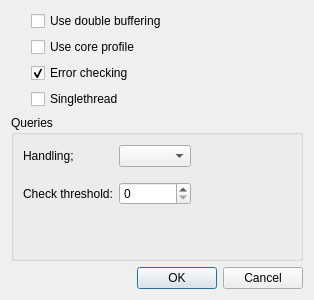
apitrace/apitrace, file gui/ui/retracerdialog.ui: the form before one commit.
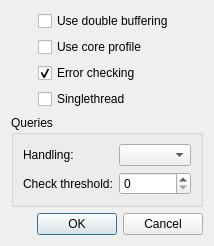
The form after the commit.

Commit message:
Improve the layout of the retracer dialog
The retracer dialog had a lot of weird things going on.
This should improve it so it looks right on all platforms.

```diff
--- a/gui/ui/retracerdialog.ui
+++ b/gui/ui/retracerdialog.ui
@@ -9,8 +9,8 @@
    <rect>
     <x>0</x>
     <y>0</y>
-    <width>314</width>
-    <height>300</height>
+    <width>238</width>
+    <height>282</height>
    </rect>
   </property>
   <property name="windowTitle">
@@ -23,24 +23,14 @@
    <bool>true</bool>
   </property>
   <layout class="QVBoxLayout" name="verticalLayout">
+   <property name="sizeConstraint">
+    <enum>QLayout::SetFixedSize</enum>
+   </property>
    <item>
-    <layout class="QHBoxLayout" name="horizontalLayout">
-     <item>
-      <spacer name="horizontalSpacer">
-       <property name="orientation">
-        <enum>Qt::Horizontal</enum>
-       </property>
-       <property name="sizeType">
-        <enum>QSizePolicy::Fixed</enum>
-       </property>
-       <property name="sizeHint" stdset="0">
-        <size>
-         <width>20</width>
-         <height>20</height>
-        </size>
-       </property>
-      </spacer>
-     </item>
+    <layout class="QVBoxLayout" name="checkboxesLayout">
+     <property name="leftMargin">
+      <number>27</number>
+     </property>
      <item>
       <widget class="QCheckBox" name="doubleBufferingCB">
        <property name="text">
@@ -49,39 +39,6 @@
       </widget>
      </item>
      <item>
-      <spacer name="horizontalSpacer_4">
-       <property name="orientation">
-        <enum>Qt::Horizontal</enum>
-       </property>
-       <property name="sizeHint" stdset="0">
-        <size>
-         <width>48</width>
-         <height>20</height>
-        </size>
-       </property>
-      </spacer>
-     </item>
-    </layout>
-   </item>
-   <item>
-    <layout class="QHBoxLayout" name="horizontalLayout_7">
-     <item>
-      <spacer name="horizontalSpacer_8">
-       <property name="orientation">
-        <enum>Qt::Horizontal</enum>
-       </property>
-       <property name="sizeType">
-        <enum>QSizePolicy::Fixed</enum>
-       </property>
-       <property name="sizeHint" stdset="0">
-        <size>
-         <width>20</width>
-         <height>20</height>
-        </size>
-       </property>
-      </spacer>
-     </item>
-     <item>
       <widget class="QCheckBox" name="coreProfileCB">
        <property name="text">
         <string>Use core profile</string>
@@ -89,39 +46,6 @@
       </widget>
      </item>
      <item>
-      <spacer name="horizontalSpacer_7">
-       <property name="orientation">
-        <enum>Qt::Horizontal</enum>
-       </property>
-       <property name="sizeHint" stdset="0">
-        <size>
-         <width>48</width>
-         <height>20</height>
-        </size>
-       </property>
-      </spacer>
-     </item>
-    </layout>
-   </item>
-   <item>
-    <layout class="QHBoxLayout" name="horizontalLayout_2">
-     <item>
-      <spacer name="horizontalSpacer_2">
-       <property name="orientation">
-        <enum>Qt::Horizontal</enum>
-       </property>
-       <property name="sizeType">
-        <enum>QSizePolicy::Fixed</enum>
-       </property>
-       <property name="sizeHint" stdset="0">
-        <size>
-         <width>20</width>
-         <height>20</height>
-        </size>
-       </property>
-      </spacer>
-     </item>
-     <item>
       <widget class="QCheckBox" name="errorCheckCB">
        <property name="text">
         <string>Error checking</string>
@@ -132,70 +56,18 @@
       </widget>
      </item>
      <item>
-      <spacer name="horizontalSpacer_3">
-       <property name="orientation">
-        <enum>Qt::Horizontal</enum>
-       </property>
-       <property name="sizeHint" stdset="0">
-        <size>
-         <width>78</width>
-         <height>20</height>
-        </size>
-       </property>
-      </spacer>
-     </item>
-    </layout>
-   </item>
-   <item>
-    <layout class="QHBoxLayout" name="horizontalLayout_3">
-     <item>
-      <spacer name="horizontalSpacer_9">
-       <property name="orientation">
-        <enum>Qt::Horizontal</enum>
-       </property>
-       <property name="sizeType">
-        <enum>QSizePolicy::Fixed</enum>
-       </property>
-       <property name="sizeHint" stdset="0">
-        <size>
-         <width>20</width>
-         <height>20</height>
-        </size>
-       </property>
-      </spacer>
-     </item>
-     <item>
       <widget class="QCheckBox" name="singlethreadCB">
-       <property name="sizePolicy">
-        <sizepolicy hsizetype="Minimum" vsizetype="Fixed">
-         <horstretch>0</horstretch>
-         <verstretch>0</verstretch>
-        </sizepolicy>
-       </property>
        <property name="text">
         <string>Singlethread</string>
        </property>
       </widget>
      </item>
-     <item>
-      <spacer name="horizontalSpacer_6">
-       <property name="orientation">
-        <enum>Qt::Horizontal</enum>
-       </property>
-       <property name="sizeHint" stdset="0">
-        <size>
-         <width>40</width>
-         <height>20</height>
-        </size>
-       </property>
-      </spacer>
-     </item>
     </layout>
    </item>
    <item>
     <widget class="QGroupBox" name="groupBox_2">
      <property name="sizePolicy">
-      <sizepolicy hsizetype="MinimumExpanding" vsizetype="Preferred">
+      <sizepolicy hsizetype="MinimumExpanding" vsizetype="Fixed">
        <horstretch>0</horstretch>
        <verstretch>0</verstretch>
       </sizepolicy>
@@ -203,80 +75,48 @@
      <property name="title">
       <string>Queries</string>
      </property>
-     <widget class="QWidget" name="gridLayoutWidget">
-      <property name="geometry">
-       <rect>
-        <x>11</x>
-        <y>20</y>
-        <width>281</width>
-        <height>80</height>
-       </rect>
-      </property>
-      <layout class="QGridLayout" name="gridLayout">
-       <property name="leftMargin">
-        <number>1</number>
-       </property>
-       <property name="topMargin">
-        <number>1</number>
-       </property>
-       <property name="rightMargin">
-        <number>1</number>
-       </property>
-       <property name="bottomMargin">
-        <number>1</number>
-       </property>
-       <item row="1" column="1">
-        <widget class="QComboBox" name="queryHandlingSelector">
-         <property name="statusTip">
-          <string>How to handle calls to get the query result.</string>
-         </property>
-         <property name="currentText">
-          <string/>
-         </property>
-        </widget>
-       </item>
-       <item row="1" column="0">
-        <widget class="QLabel" name="label_2">
-         <property name="text">
-          <string>Handling;</string>
-         </property>
-        </widget>
-       </item>
-       <item row="2" column="0">
-        <widget class="QLabel" name="label_4">
-         <property name="text">
-          <string>Check threshold:</string>
-         </property>
-        </widget>
-       </item>
-       <item row="2" column="1">
-        <widget class="QSpinBox" name="queryCheckReportThreshold">
-         <property name="toolTip">
-          <string>Thresshold to report differentce between recorded query result and result obtained while executing the query.</string>
-         </property>
-         <property name="maximum">
-          <number>100000</number>
-         </property>
-         <property name="singleStep">
-          <number>10</number>
-         </property>
-        </widget>
-       </item>
-       <item row="1" column="2">
-        <spacer name="horizontalSpacer_11">
-         <property name="orientation">
-          <enum>Qt::Horizontal</enum>
-         </property>
-         <property name="sizeHint" stdset="0">
-          <size>
-           <width>40</width>
-           <height>20</height>
-          </size>
-         </property>
-        </spacer>
-       </item>
-      </layout>
-     </widget>
+     <layout class="QGridLayout" name="gridLayout">
+      <item row="2" column="1">
+       <widget class="QSpinBox" name="queryCheckReportThreshold">
+        <property name="toolTip">
+         <string>Thresshold to report differentce between recorded query result and result obtained while executing the query.</string>
+        </property>
+        <property name="maximum">
+         <number>100000</number>
+        </property>
+        <property name="singleStep">
+         <number>10</number>
+        </property>
+       </widget>
+      </item>
+      <item row="2" column="0">
+       <widget class="QLabel" name="checkThresholdLabel">
+        <property name="text">
+         <string>Check threshold:</string>
+        </property>
+       </widget>
+      </item>
+      <item row="1" column="0">
+       <widget class="QLabel" name="handlingLabel">
+        <property name="text">
+         <string>Handling:</string>
+        </property>
+       </widget>
+      </item>
+      <item row="1" column="1">
+       <widget class="QComboBox" name="queryHandlingSelector">
+        <property name="statusTip">
+         <string>How to handle calls to get the query result.</string>
+        </property>
+        <property name="currentText">
+         <string/>
+        </property>
+        <property name="sizeAdjustPolicy">
+         <enum>QComboBox::AdjustToContents</enum>
+        </property>
+       </widget>
+      </item>
+     </layout>
     </widget>
    </item>
    <item>
```
Left out of the diff: 2 changed lines with no effect on the pictures. The commit also changes 1 other file.
